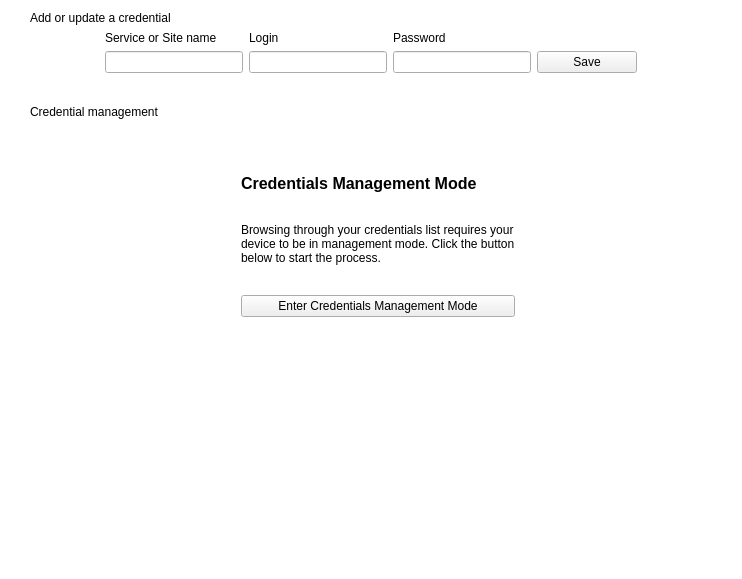
Old version of the form src/CredentialsManagement.ui in the repository mooltipass/moolticute.
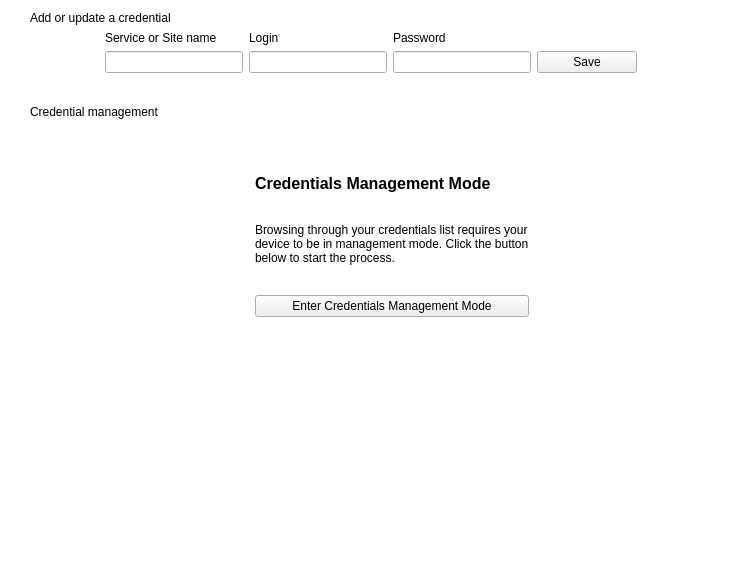
New version of the form. The open tabs and pages were chosen to show the change. Icons and pictures are not drawn. Custom widgets are drawn as their Qt base class.

Patch:
```diff
--- a/src/CredentialsManagement.ui
+++ b/src/CredentialsManagement.ui
@@ -141,6 +141,9 @@
      </property>
      <widget class="QWidget" name="pageLocked">
       <layout class="QHBoxLayout" name="horizontalLayout_2">
+       <property name="spacing">
+        <number>35</number>
+       </property>
        <item>
         <spacer name="horizontalSpacer">
          <property name="orientation">
```
Left out of the diff: 2 changed lines with no effect on the pictures.
